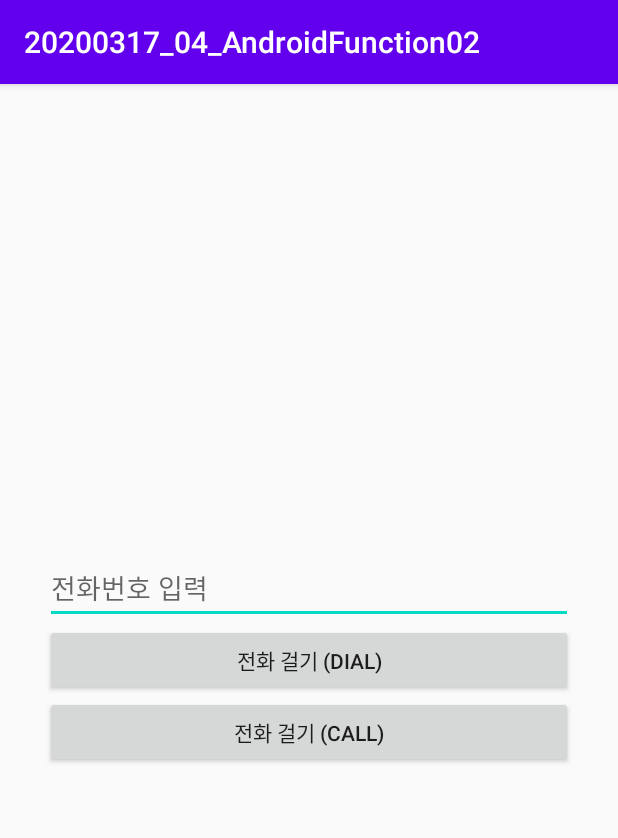
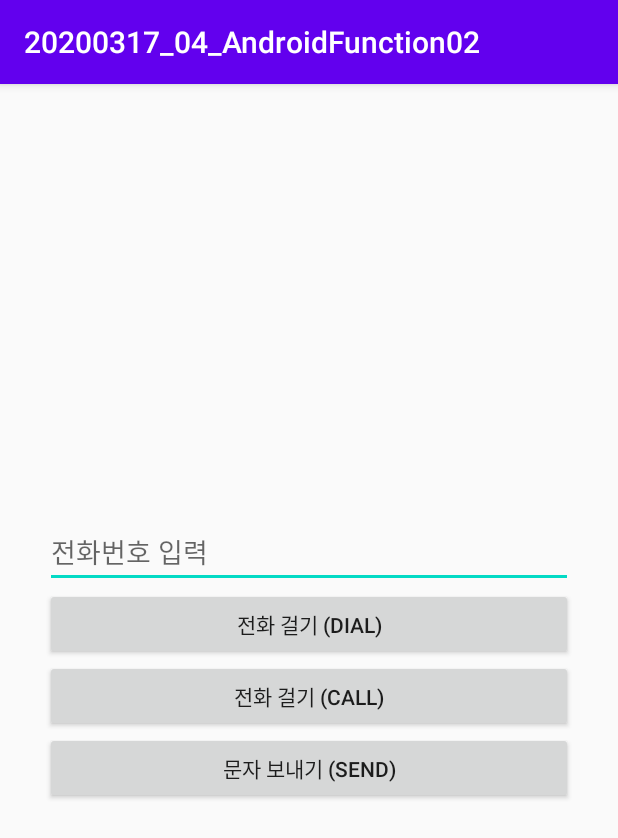
Before and after one commit to kbh3307/20200317_04_AndroidFunction02, an Android app: the screen it shows after launch (MainActivity), on a phone screen of 412 x 824 dp. Shown: the top 838 px of the screen. Run offline under Robolectric (Android 15) with nearby library versions, the phone set to English and light mode, and no system bars; our stand-ins replace data binding.

Commit message:
문자 보내기 코드

```diff
--- a/app/src/main/java/kr/co/tjoeun/a20200317_04_androidfunction02/MainActivity.java
+++ b/app/src/main/java/kr/co/tjoeun/a20200317_04_androidfunction02/MainActivity.java
@@ -57,5 +57,16 @@ public class MainActivity extends AppCompatActivity {
                 startActivity(intent);
             }
         });
+
+        binding.smsBtn.setOnClickListener(new View.OnClickListener() {
+            @Override
+            public void onClick(View v) {
+
+                Uri uri = Uri.parse("smsto:01051123237");
+                Intent intent = new Intent(Intent.ACTION_SENDTO, uri);
+                intent.putExtra("sms_body", "공유 메세지 내용");
+                startActivity(intent);
+            }
+        });
     }
 }
--- a/app/src/main/res/layout/activity_main.xml
+++ b/app/src/main/res/layout/activity_main.xml
@@ -29,5 +29,11 @@
             android:layout_height="wrap_content"
             android:text="전화 걸기 (CALL)" />
 
+        <Button
+            android:id="@+id/smsBtn"
+            android:layout_width="match_parent"
+            android:layout_height="wrap_content"
+            android:text="문자 보내기 (SEND)" />
+
     </LinearLayout>
 </layout>
```
